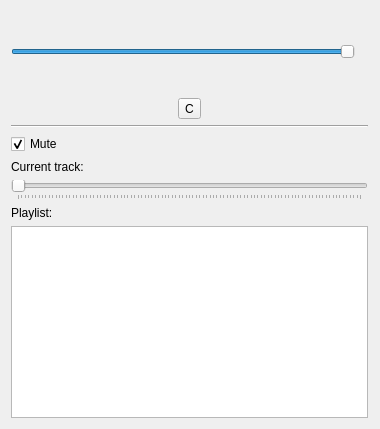
The window that libraries/mvp-player-qtgui/src/mvp-player-qtgui/ui/MVPPlayerRemoteDialog.ui (edubois/mvp-player) describes before a commit, drawn with Qt 5.
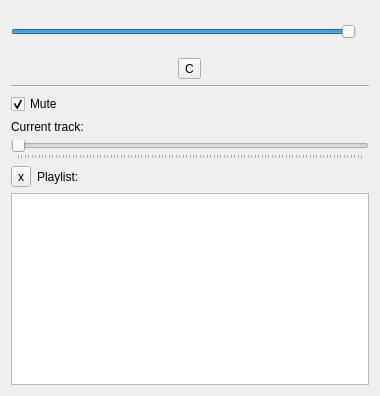
The same window after the commit. Icons and pictures are not drawn.

Commit message: mvp-player-all: new 'clear playlist' button.

The edit to the form file:
```diff
--- a/libraries/mvp-player-qtgui/src/mvp-player-qtgui/ui/MVPPlayerRemoteDialog.ui
+++ b/libraries/mvp-player-qtgui/src/mvp-player-qtgui/ui/MVPPlayerRemoteDialog.ui
@@ -7,19 +7,13 @@
     <x>0</x>
     <y>0</y>
     <width>380</width>
-    <height>429</height>
+    <height>396</height>
    </rect>
   </property>
   <property name="windowTitle">
    <string>MVPPlayer - Remote</string>
   </property>
   <layout class="QVBoxLayout" name="verticalLayout_4">
-   <property name="sizeConstraint">
-    <enum>QLayout::SetDefaultConstraint</enum>
-   </property>
-   <property name="rightMargin">
-    <number>12</number>
-   </property>
    <item>
     <layout class="QVBoxLayout" name="verticalLayout_2">
      <property name="spacing">
@@ -199,11 +193,26 @@
         </layout>
        </item>
        <item>
-        <widget class="QLabel" name="label_2">
+        <layout class="QHBoxLayout" name="horizontalLayout_5">
+         <item>
+          <widget class="QToolButton" name="btnClearPlaylist">
+           <property name="text">
+            <string>x</string>
+           </property>
+           <property name="icon">
+            <iconset resource="../resources/mvpplayer.qrc">
+             <normaloff>:/mvpplayer/action/cancel.png</normaloff>:/mvpplayer/action/cancel.png</iconset>
+           </property>
+          </widget>
+         </item>
+         <item>
+          <widget class="QLabel" name="lblPlaylist">
          <property name="text">
           <string>Playlist:</string>
          </property>
         </widget>
+         </item>
+        </layout>
        </item>
        <item>
         <widget class="QListWidget" name="playlist">
```
Lines whose indentation alone changed are shown as unchanged. The commit also changes 19 other files.
